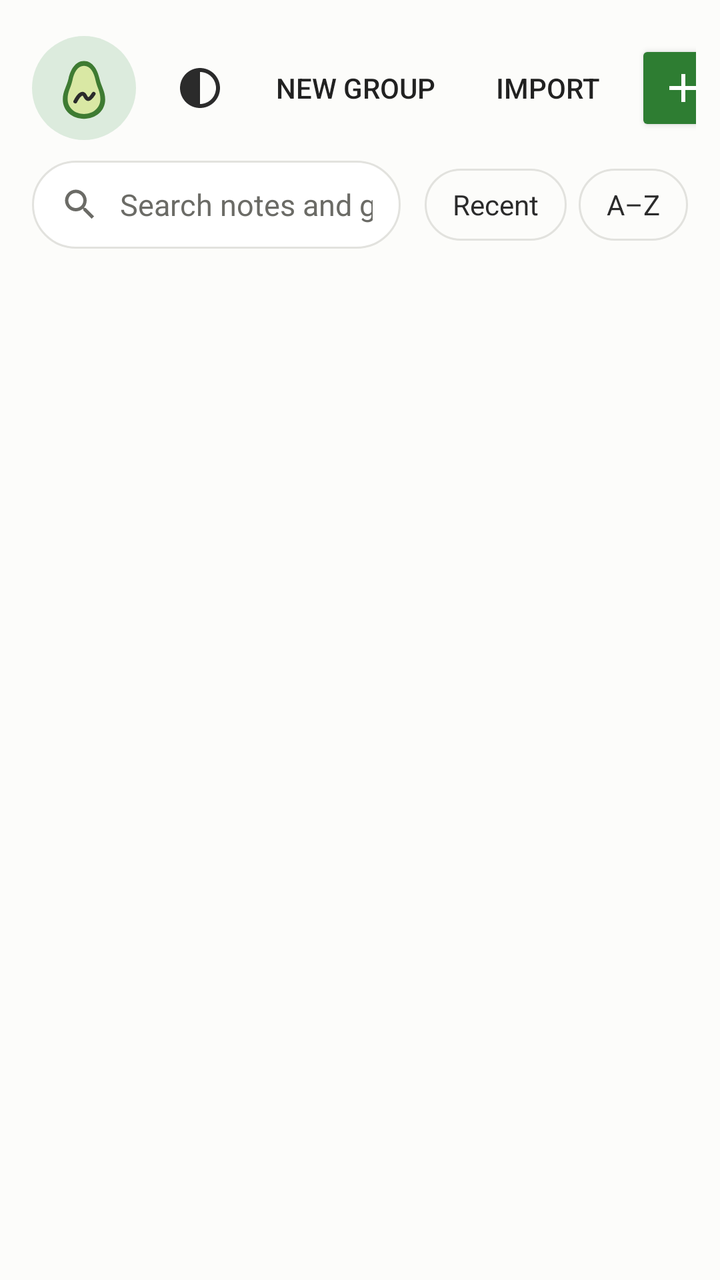
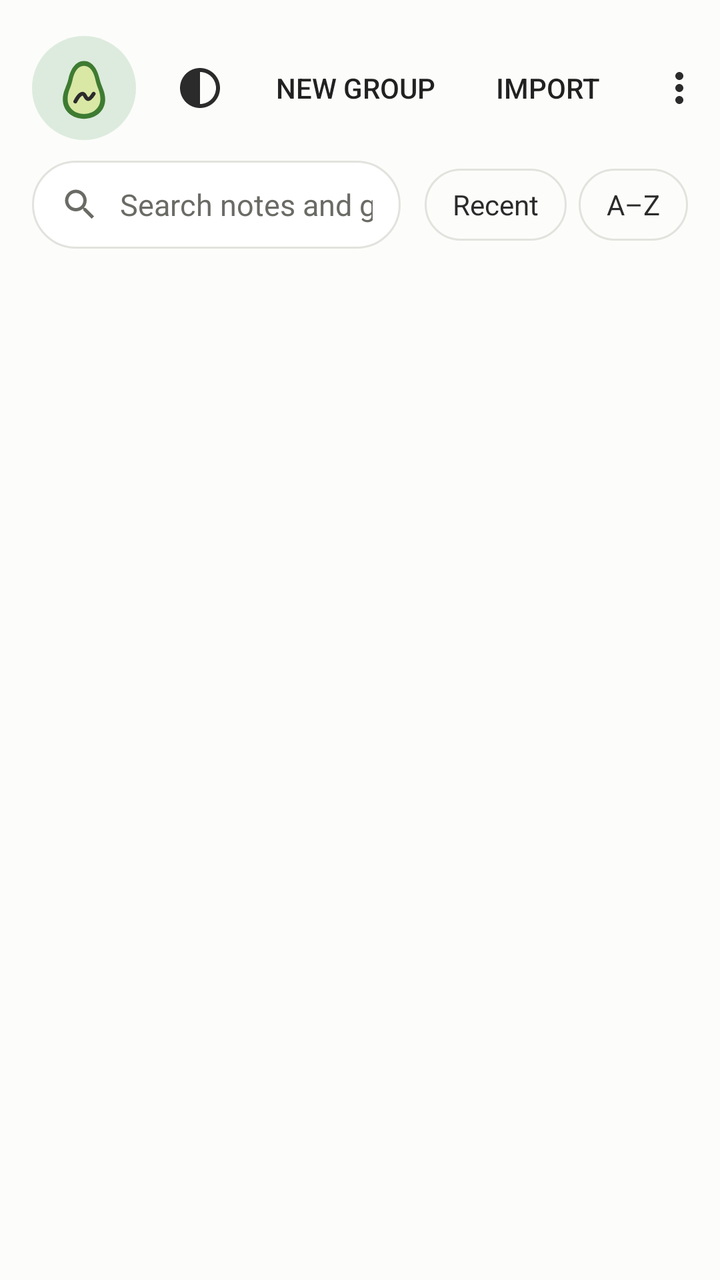

The first picture is an Android layout as it rendered before a commit; the second is the same layout after the commit. The layout source and the unified diff follow.
<!-- AndroidManifest.xml: application theme Theme.AvoNotes -->
<!-- res/layout/activity_library.xml -->
<?xml version="1.0" encoding="utf-8"?>
<LinearLayout xmlns:android="http://schemas.android.com/apk/res/android"
    android:id="@+id/root"
    android:layout_width="match_parent"
    android:layout_height="match_parent"
    android:focusable="true"
    android:focusableInTouchMode="true"
    android:orientation="vertical">

    
    <LinearLayout
        android:layout_width="match_parent"
        android:layout_height="wrap_content"
        android:gravity="center_vertical"
        android:orientation="horizontal"
        android:paddingStart="16dp"
        android:paddingTop="16dp"
        android:paddingEnd="12dp"
        android:paddingBottom="8dp">

        
        <ImageButton
            android:id="@+id/btn_up"
            style="@style/ToolButton"
            android:layout_marginEnd="4dp"
            android:contentDescription="@string/back"
            android:src="@drawable/ic_back"
            android:visibility="gone" />

        <ImageView
            android:id="@+id/logo"
            android:layout_width="52dp"
            android:layout_height="52dp"
            android:layout_marginEnd="10dp"
            android:background="@drawable/logo_bg"
            android:importantForAccessibility="no"
            android:padding="0dp"
            android:src="@drawable/ic_launcher_fg" />

        <LinearLayout
            android:layout_width="0dp"
            android:layout_height="wrap_content"
            android:layout_weight="1"
            android:orientation="vertical">

            <TextView
                android:id="@+id/header_title"
                android:layout_width="match_parent"
                android:layout_height="wrap_content"
                android:ellipsize="end"
                android:fontFamily="sans-serif-medium"
                android:maxLines="1"
                android:text="@string/app_name"
                android:textColor="@color/icon"
                android:textSize="28sp" />

            <TextView
                android:id="@+id/header_subtitle"
                android:layout_width="match_parent"
                android:layout_height="wrap_content"
                android:ellipsize="end"
                android:maxLines="1"
                android:textColor="@color/text_secondary"
                android:textSize="14sp" />
        </LinearLayout>

        <ImageButton
            android:id="@+id/btn_theme"
            style="@style/ToolButton"
            android:layout_marginEnd="4dp"
            android:contentDescription="@string/theme"
            android:src="@drawable/ic_theme" />

        <Button
            android:id="@+id/btn_new_group"
            style="?android:attr/borderlessButtonStyle"
            android:layout_width="wrap_content"
            android:layout_height="wrap_content"
            android:text="@string/new_group" />

        <Button
            android:id="@+id/btn_import"
            style="?android:attr/borderlessButtonStyle"
            android:layout_width="wrap_content"
            android:layout_height="wrap_content"
            android:text="@string/import_note" />

        <Button
            android:id="@+id/btn_new"
            android:layout_width="wrap_content"
            android:layout_height="wrap_content"
            android:backgroundTint="@color/accent"
            android:drawableStart="@drawable/ic_add"
            android:drawablePadding="6dp"
            android:drawableTint="@color/on_accent"
            android:text="@string/new_note"
            android:textColor="@color/on_accent" />
    </LinearLayout>

    
    <LinearLayout
        android:layout_width="match_parent"
        android:layout_height="wrap_content"
        android:gravity="center_vertical"
        android:orientation="horizontal"
        android:paddingStart="16dp"
        android:paddingEnd="16dp"
        android:paddingBottom="8dp">

        <EditText
            android:id="@+id/search"
            android:layout_width="0dp"
            android:layout_height="44dp"
            android:layout_weight="1"
            android:background="@drawable/search_bg"
            android:drawableStart="@drawable/ic_search"
            android:drawablePadding="10dp"
            android:drawableTint="@color/text_secondary"
            android:hint="@string/search_hint"
            android:imeOptions="actionSearch"
            android:inputType="text"
            android:maxLines="1"
            android:paddingStart="14dp"
            android:paddingEnd="14dp"
            android:textColor="@color/icon"
            android:textColorHint="@color/text_secondary"
            android:textSize="15sp" />

        <TextView
            android:id="@+id/sort_recent"
            style="@style/Chip"
            android:layout_marginStart="12dp"
            android:text="@string/sort_recent" />

        <TextView
            android:id="@+id/sort_name"
            style="@style/Chip"
            android:layout_marginStart="6dp"
            android:text="@string/sort_name" />
    </LinearLayout>

    <FrameLayout
        android:layout_width="match_parent"
        android:layout_height="0dp"
        android:layout_weight="1">

        <ListView
            android:id="@+id/list"
            android:layout_width="match_parent"
            android:layout_height="match_parent"
            android:clipToPadding="false"
            android:divider="@null"
            android:dividerHeight="0dp"
            android:listSelector="@android:color/transparent"
            android:paddingStart="10dp"
            android:paddingEnd="10dp"
            android:paddingBottom="24dp"
            android:scrollbarStyle="outsideOverlay" />

        
        <LinearLayout
            android:id="@+id/empty"
            android:layout_width="match_parent"
            android:layout_height="match_parent"
            android:gravity="center"
            android:orientation="vertical"
            android:padding="32dp"
            android:visibility="gone">

            <ImageView
                android:layout_width="120dp"
                android:layout_height="120dp"
                android:alpha="0.9"
                android:background="@drawable/logo_bg"
                android:importantForAccessibility="no"
                android:src="@drawable/ic_launcher_fg" />

            <TextView
                android:id="@+id/empty_title"
                android:layout_width="wrap_content"
                android:layout_height="wrap_content"
                android:layout_marginTop="16dp"
                android:fontFamily="sans-serif-medium"
                android:textColor="@color/icon"
                android:textSize="18sp" />

            <TextView
                android:id="@+id/empty_text"
                android:layout_width="wrap_content"
                android:layout_height="wrap_content"
                android:layout_marginTop="6dp"
                android:gravity="center"
                android:maxWidth="360dp"
                android:textColor="@color/text_secondary"
                android:textSize="14sp" />
        </LinearLayout>
    </FrameLayout>
</LinearLayout>
<!-- resources referenced by this layout -->
<resources>
  <color name="accent">#2E7D32</color>
  <color name="icon">#2B2B2B</color>
  <color name="on_accent">#FFFFFF</color>
  <color name="text_secondary">#6B6B66</color>
  <!-- drawable ic_add (drawable) -->
  <?xml version="1.0" encoding="utf-8"?>
  <vector xmlns:android="http://schemas.android.com/apk/res/android"
      android:width="24dp" android:height="24dp"
      android:viewportWidth="24" android:viewportHeight="24">
      <path android:fillColor="#FF000000" android:pathData="M19,13h-6v6h-2v-6H5v-2h6V5h2v6h6v2z" />
  </vector>
  <!-- drawable ic_back (drawable) -->
  <?xml version="1.0" encoding="utf-8"?>
  <vector xmlns:android="http://schemas.android.com/apk/res/android"
      android:width="24dp" android:height="24dp"
      android:viewportWidth="24" android:viewportHeight="24">
      <path android:fillColor="#FF000000" android:pathData="M20,11H7.83l5.59,-5.59L12,4l-8,8 8,8 1.41,-1.41L7.83,13H20v-2z" />
  </vector>
  <!-- drawable ic_theme (drawable) -->
  <?xml version="1.0" encoding="utf-8"?>
  <vector xmlns:android="http://schemas.android.com/apk/res/android"
      android:width="24dp" android:height="24dp"
      android:viewportWidth="24" android:viewportHeight="24">
      <path android:fillColor="#FF000000"
          android:pathData="M12,2C6.48,2 2,6.48 2,12s4.48,10 10,10 10,-4.48 10,-10S17.52,2 12,2zM12,20V4c4.42,0 8,3.58 8,8s-3.58,8 -8,8z" />
  </vector>
  <!-- drawable logo_bg (drawable) -->
  <?xml version="1.0" encoding="utf-8"?>
  <shape xmlns:android="http://schemas.android.com/apk/res/android" android:shape="oval">
      <solid android:color="@color/tool_selected_bg" />
  </shape>
  <!-- drawable search_bg (drawable) -->
  <?xml version="1.0" encoding="utf-8"?>
  <shape xmlns:android="http://schemas.android.com/apk/res/android" android:shape="rectangle">
      <solid android:color="@color/card_bg" />
      <stroke android:width="1dp" android:color="@color/toolbar_divider" />
      <corners android:radius="22dp" />
  </shape>
  <string name="app_name">AvoNotes</string>
  <string name="back">Back</string>
  <string name="import_note">Import</string>
  <string name="new_group">New group</string>
  <string name="new_note">New note</string>
  <string name="search_hint">Search notes and groups</string>
  <string name="sort_name">A–Z</string>
  <string name="sort_recent">Recent</string>
  <string name="theme">Theme</string>
  <style name="ToolButton">
          <item name="android:layout_width">44dp</item>
          <item name="android:layout_height">44dp</item>
          <item name="android:padding">10dp</item>
          <item name="android:scaleType">fitCenter</item>
          <item name="android:background">@drawable/tool_bg</item>
          <item name="android:tint">@color/icon</item>
      </style>
  <color name="tool_selected_bg">#DCEBDD</color>
  <color name="card_bg">#FFFFFF</color>
  <color name="toolbar_divider">#E2E2DE</color>
  <color name="paper">#FCFCFA</color>
  <!-- unchanged entries left out for length: 6 -->
</resources>

<!-- the commit's change to res/layout/activity_library.xml (unified diff, before → after) -->
@@ -84,6 +84,13 @@
             android:layout_width="wrap_content"
             android:layout_height="wrap_content"
             android:text="@string/import_note" />
+
+        <ImageButton
+            android:id="@+id/btn_library_more"
+            style="@style/ToolButton"
+            android:layout_marginEnd="6dp"
+            android:contentDescription="@string/library_more"
+            android:src="@drawable/ic_more" />
 
         <Button
             android:id="@+id/btn_new"
<!-- resource entries referenced after the edit -->
@@ -17,6 +17,13 @@
       android:width="24dp" android:height="24dp"
       android:viewportWidth="24" android:viewportHeight="24">
       <path android:fillColor="#FF000000" android:pathData="M20,11H7.83l5.59,-5.59L12,4l-8,8 8,8 1.41,-1.41L7.83,13H20v-2z" />
+  </vector>
+  <!-- drawable ic_more (drawable) -->
+  <?xml version="1.0" encoding="utf-8"?>
+  <vector xmlns:android="http://schemas.android.com/apk/res/android"
+      android:width="24dp" android:height="24dp"
+      android:viewportWidth="24" android:viewportHeight="24">
+      <path android:fillColor="#FF000000" android:pathData="M12,8c1.1,0 2,-0.9 2,-2s-0.9,-2 -2,-2 -2,0.9 -2,2 0.9,2 2,2zM12,10c-1.1,0 -2,0.9 -2,2s0.9,2 2,2 2,-0.9 2,-2 -0.9,-2 -2,-2zM12,16c-1.1,0 -2,0.9 -2,2s0.9,2 2,2 2,-0.9 2,-2 -0.9,-2 -2,-2z" />
   </vector>
   <!-- drawable ic_theme (drawable) -->
   <?xml version="1.0" encoding="utf-8"?>
@@ -41,6 +48,7 @@
   <string name="app_name">AvoNotes</string>
   <string name="back">Back</string>
   <string name="import_note">Import</string>
+  <string name="library_more">More options</string>
   <string name="new_group">New group</string>
   <string name="new_note">New note</string>
   <string name="search_hint">Search notes and groups</string>
